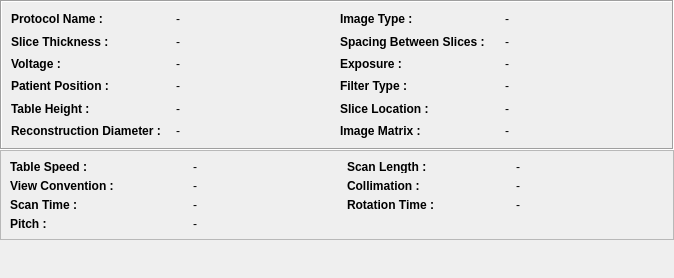
Above: starviewer/src/core/qdicomdumpcthelixwidgetbase.ui from starviewer-medical/starviewer before the change. Below: the same form after it.
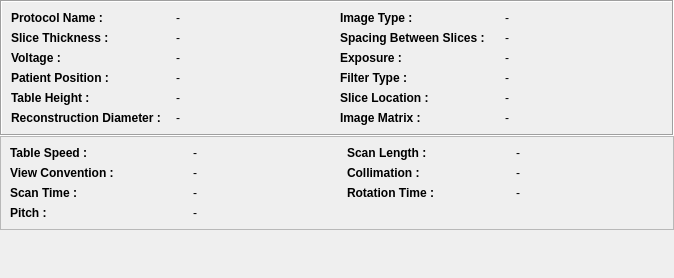
That is the form after the change.

Commit message: ENH: Millorat temes de layout al les pantalles, i si el exposure o Kvp = 0, mostrem valor "-"

Patch:
```diff
--- a/starviewer/src/core/qdicomdumpcthelixwidgetbase.ui
+++ b/starviewer/src/core/qdicomdumpcthelixwidgetbase.ui
@@ -36,7 +36,7 @@
      <property name="minimumSize" >
       <size>
        <width>630</width>
-       <height>150</height>
+       <height>0</height>
       </size>
      </property>
      <property name="autoFillBackground" >
@@ -312,7 +312,7 @@
      <property name="minimumSize" >
       <size>
        <width>630</width>
-       <height>50</height>
+       <height>0</height>
       </size>
      </property>
      <property name="frameShape" >
```
The commit also changes 7 other files.
